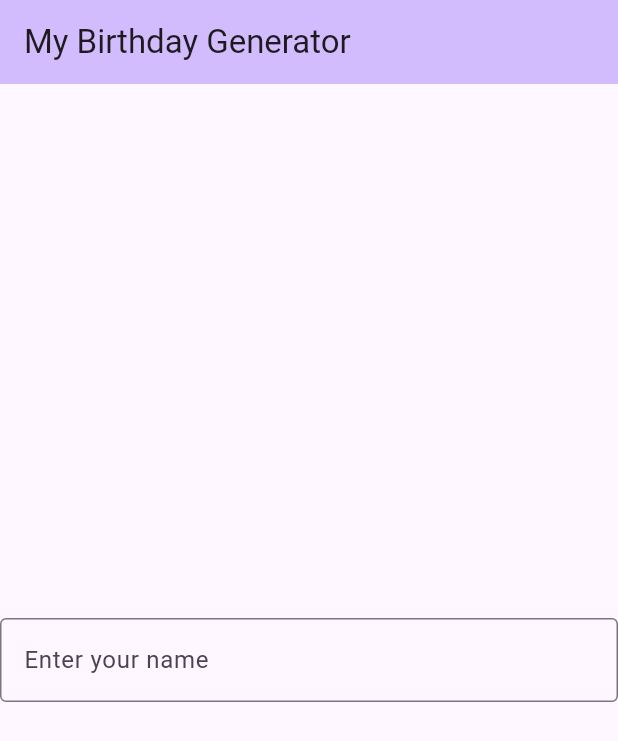
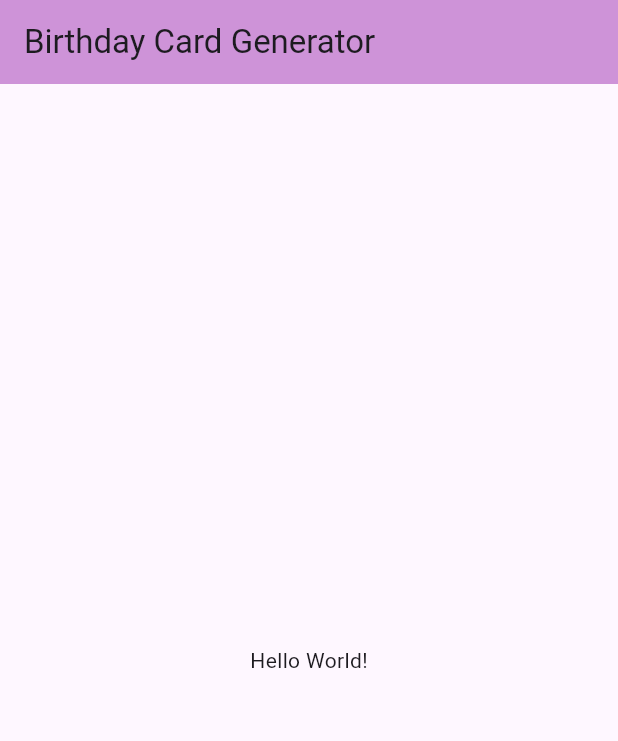
Before and after one commit to PjrCodes/wkshp_app, a Flutter app: the screen it shows after launch, on a phone screen of 412 x 824 dp. Shown: the top 741 px of the screen. Run offline on Flutter 3.47's test engine with Material 3 defaults, Android fonts, the light colour scheme and no system bars.

Commit message:
initial starting position

```diff
--- a/lib/main.dart
+++ b/lib/main.dart
@@ -10,51 +10,30 @@
   // This widget is the root of your application.
   @override
   Widget build(BuildContext context) {
-    return MaterialApp(
-      title: 'Birthday Card Generator',
-      theme: ThemeData(
-        colorScheme: ColorScheme.fromSeed(seedColor: Colors.deepPurple),
-        useMaterial3: true,
-      ),
-      home: const MyHomePage(title: 'My Birthday Generator'),
+    return const MaterialApp(
+      home: MyHomePage(),
     );
   }
 }
 
 class MyHomePage extends StatefulWidget {
-  const MyHomePage({super.key, required this.title});
-
-  final String title;
+  const MyHomePage({super.key});
 
   @override
   State<MyHomePage> createState() => _MyHomePageState();
 }
 
 class _MyHomePageState extends State<MyHomePage> {
-
-  // a controller to get the text from the text field
-  TextEditingController nameController = TextEditingController();
-
   @override
   Widget build(BuildContext context) {
     return Scaffold(
       appBar: AppBar(
-        backgroundColor: Theme.of(context).colorScheme.inversePrimary,
-        title: Text(widget.title),
+        backgroundColor: Colors.purple.shade200,
+        title: const Text("Birthday Card Generator"),
       ),
       body: const Center(
-        child: Column(
-          mainAxisAlignment: MainAxisAlignment.center, // vertically center
-          children: <Widget>[
-            TextField(
-              decoration: InputDecoration(
-                border: OutlineInputBorder(),
-                labelText: 'Enter your name',
-              ),
-            ),
-          ],
-        ),
-      ), // This trailing comma makes auto-formatting nicer for build methods.
+        child: Text("Hello World!"),
+      ), // The comma at the end makes everything look nicer.
     );
   }
 }
```
